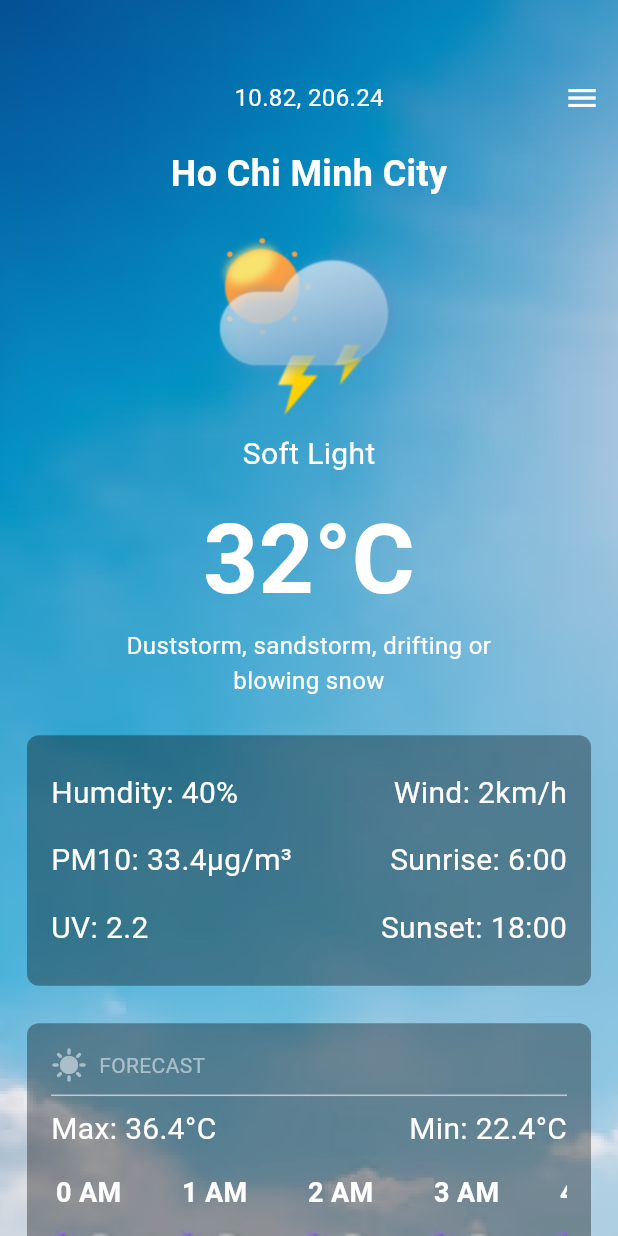
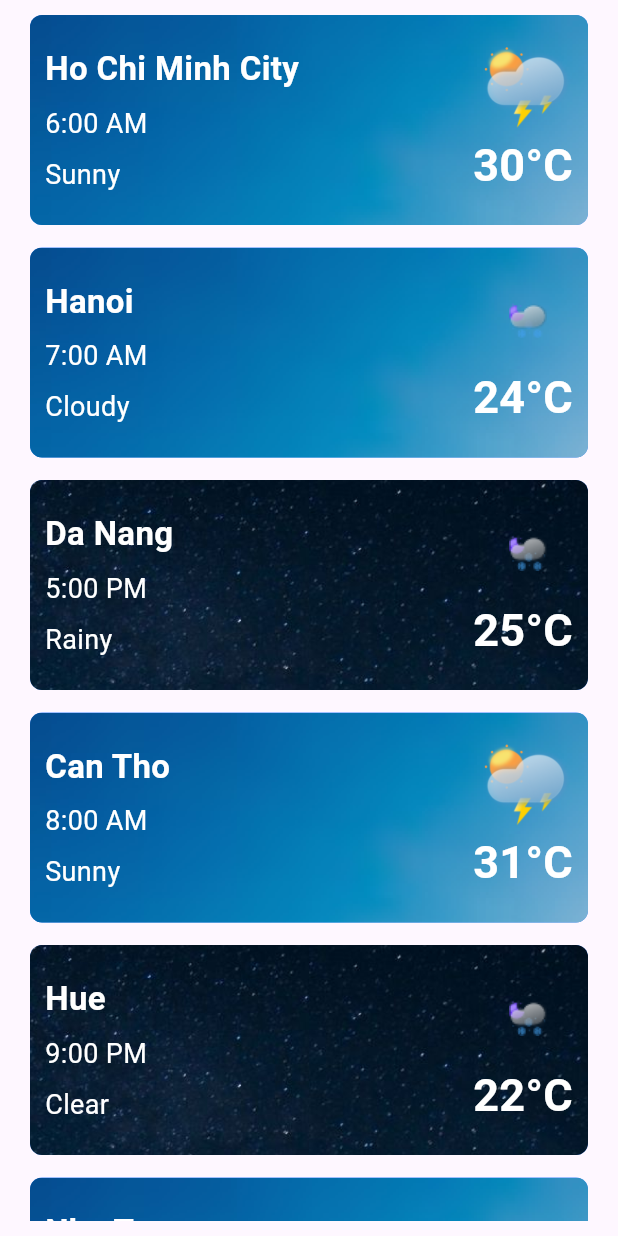
Before and after one commit to kanglee079/app-weather, a Flutter app: the screen it shows after launch, on a phone screen of 412 x 824 dp. Run offline on Flutter 3.47's test engine with Material 3 defaults, Android fonts, the phone set to English and light mode, and no system bars.

Commit message:
no message

```diff
--- /dev/null
+++ b/lib/models/weather_city.dart
@@ -0,0 +1,17 @@
+// ignore_for_file: public_member_api_docs, sort_constructors_first
+class WeatherCity {
+  String cityName;
+  String time;
+  String weather;
+  String temperature;
+  bool isSunny;
+  bool isLight;
+  WeatherCity({
+    required this.cityName,
+    required this.time,
+    required this.weather,
+    required this.temperature,
+    required this.isSunny,
+    required this.isLight,
+  });
+}
--- a/lib/my_app.dart
+++ b/lib/my_app.dart
@@ -1,13 +1,19 @@
-import 'package:bt_flutter/pages/weather_home_screen.dart';
 import 'package:flutter/material.dart';
+
+import 'pages/weather_list_page.dart';
 
 class MyApp extends StatelessWidget {
   const MyApp({super.key});
   @override
   Widget build(BuildContext context) {
-    return const MaterialApp(
-      home: WeatherHomeScreen(),
+    return MaterialApp(
+      home: const WeatherListPage(),
       debugShowCheckedModeBanner: false,
+      theme: ThemeData(
+        textTheme: const TextTheme(
+            // bodyMedium: TextStyle(color: Colors.white),
+            ),
+      ),
     );
   }
 }
--- /dev/null
+++ b/lib/pages/my_home_page.dart
@@ -0,0 +1,47 @@
+import 'dart:math';
+
+import 'package:flutter/material.dart';
+
+class MyHomePage extends StatefulWidget {
+  const MyHomePage({super.key});
+
+  @override
+  State<MyHomePage> createState() => _MyHomePageState();
+}
+
+class _MyHomePageState extends State<MyHomePage> {
+  int randomNumber = 0;
+  DateTime currentTime = DateTime.now();
+  @override
+  Widget build(BuildContext context) {
+    print("Build...");
+    return Scaffold(
+      body: Column(
+        mainAxisAlignment: MainAxisAlignment.center,
+        children: [
+          Text(
+            "Random Number: $randomNumber",
+            style: const TextStyle(fontSize: 30),
+          ),
+          const SizedBox(height: 15),
+          Text(
+            "Current Time: $currentTime",
+            style: const TextStyle(fontSize: 16),
+          ),
+          const SizedBox(height: 15),
+          Center(
+            child: ElevatedButton(
+              onPressed: () {
+                setState(() {
+                  randomNumber = Random().nextInt(11);
+                  currentTime = DateTime.now();
+                });
+              },
+              child: const Text('Click Me'),
+            ),
+          ),
+        ],
+      ),
+    );
+  }
+}
--- /dev/null
+++ b/lib/pages/weather_list_page.dart
@@ -0,0 +1,116 @@
+import 'package:flutter/material.dart';
+
+import '../models/weather_city.dart';
+import '../widgets/infor_weather_city_widget.dart';
+
+class WeatherListPage extends StatelessWidget {
+  const WeatherListPage({super.key});
+  @override
+  Widget build(BuildContext context) {
+    List<WeatherCity> mockWeatherCities = [
+      WeatherCity(
+        cityName: "Ho Chi Minh City",
+        time: "6:00 AM",
+        weather: "Sunny",
+        temperature: "30°C",
+        isSunny: true,
+        isLight: true,
+      ),
+      WeatherCity(
+        cityName: "Hanoi",
+        time: "7:00 AM",
+        weather: "Cloudy",
+        temperature: "24°C",
+        isSunny: false,
+        isLight: true,
+      ),
+      WeatherCity(
+        cityName: "Da Nang",
+        time: "5:00 PM",
+        weather: "Rainy",
+        temperature: "25°C",
+        isSunny: false,
+        isLight: false,
+      ),
+      WeatherCity(
+        cityName: "Can Tho",
+        time: "8:00 AM",
+        weather: "Sunny",
+        temperature: "31°C",
+        isSunny: true,
+        isLight: true,
+      ),
+      WeatherCity(
+        cityName: "Hue",
+        time: "9:00 PM",
+        weather: "Clear",
+        temperature: "22°C",
+        isSunny: false,
+        isLight: false,
+      ),
+      WeatherCity(
+        cityName: "Nha Trang",
+        time: "4:00 PM",
+        weather: "Windy",
+        temperature: "29°C",
+        isSunny: false,
+        isLight: true,
+      ),
+      WeatherCity(
+        cityName: "Phu Quoc",
+        time: "11:00 AM",
+        weather: "Stormy",
+        temperature: "28°C",
+        isSunny: false,
+        isLight: true,
+      ),
+      WeatherCity(
+        cityName: "Ha Long Bay",
+        time: "1:00 PM",
+        weather: "Foggy",
+        temperature: "23°C",
+        isSunny: false,
+        isLight: true,
+      ),
+      WeatherCity(
+        cityName: "Sapa",
+        time: "6:00 PM",
+        weather: "Cold",
+        temperature: "15°C",
+        isSunny: false,
+        isLight: false,
+      ),
+      WeatherCity(
+        cityName: "Vung Tau",
+        time: "10:00 AM",
+        weather: "Hot",
+        temperature: "32°C",
+        isSunny: true,
+        isLight: true,
+      ),
+    ];
+
+    return Scaffold(
+      body: Padding(
+        padding: const EdgeInsets.symmetric(horizontal: 20, vertical: 10),
+        child: ListView.separated(
+          separatorBuilder: (context, index) {
+            return const SizedBox(height: 15);
+          },
+          itemCount: mockWeatherCities.length,
+          itemBuilder: (context, index) {
+            WeatherCity weatherCity = mockWeatherCities[index];
+            return InforWeatherCityWidget(
+              cityName: weatherCity.cityName,
+              time: weatherCity.time,
+              weather: weatherCity.weather,
+              temperature: weatherCity.temperature,
+              isSunny: weatherCity.isSunny,
+              isLight: weatherCity.isLight,
+            );
+          },
+        ),
+      ),
+    );
+  }
+}
--- a/lib/widgets/app_bar_custom_widget.dart
+++ b/lib/widgets/app_bar_custom_widget.dart
@@ -26,7 +26,6 @@ class AppBarCustom extends StatelessWidget {
               style: const TextStyle(
                 fontSize: 16,
                 fontWeight: FontWeight.normal,
-                color: Colors.white,
               ),
             ),
           ),
--- a/lib/widgets/infor_default_weather_widget.dart
+++ b/lib/widgets/infor_default_weather_widget.dart
@@ -25,7 +25,6 @@ class InforDefaultWeatherWidget extends StatelessWidget {
           style: const TextStyle(
             fontSize: 24,
             fontWeight: FontWeight.bold,
-            color: Colors.white,
           ),
         ),
         const SizedBox(height: 25),
@@ -41,7 +40,6 @@ class InforDefaultWeatherWidget extends StatelessWidget {
           style: const TextStyle(
             fontSize: 20,
             fontWeight: FontWeight.normal,
-            color: Colors.white,
           ),
         ),
         const SizedBox(height: 10),
@@ -50,7 +48,6 @@ class InforDefaultWeatherWidget extends StatelessWidget {
           style: const TextStyle(
             fontSize: 64,
             fontWeight: FontWeight.bold,
-            color: Colors.white,
           ),
         ),
         SizedBox(
@@ -61,7 +58,6 @@ class InforDefaultWeatherWidget extends StatelessWidget {
             style: const TextStyle(
               fontSize: 16,
               fontWeight: FontWeight.normal,
-              color: Colors.white,
             ),
             maxLines: 2,
             overflow: TextOverflow.ellipsis,
--- a/lib/widgets/infor_detail_weather_widget.dart
+++ b/lib/widgets/infor_detail_weather_widget.dart
@@ -62,7 +62,6 @@ class InforDetailWeatherWidget extends StatelessWidget {
       child: Text(
         text,
         style: const TextStyle(
-          color: Colors.white,
           fontSize: 20,
         ),
         maxLines: 1,
--- a/lib/widgets/infor_forecast_weather_widget.dart
+++ b/lib/widgets/infor_forecast_weather_widget.dart
@@ -44,11 +44,11 @@ class InforForecastWeatherWidget extends StatelessWidget {
               children: [
                 Text(
                   "Max: $maxtemperature",
-                  style: const TextStyle(fontSize: 20, color: Colors.white),
+                  style: const TextStyle(fontSize: 20),
                 ),
                 Text(
                   "Min: $mintemperature",
-                  style: const TextStyle(fontSize: 20, color: Colors.white),
+                  style: const TextStyle(fontSize: 20),
                 ),
               ],
             ),
@@ -92,8 +92,7 @@ class HourItem extends StatelessWidget {
         children: [
           Text(
             hour,
-            style: const TextStyle(
-                fontSize: 18, color: Colors.white, fontWeight: FontWeight.bold),
+            style: const TextStyle(fontSize: 18, fontWeight: FontWeight.bold),
           ),
           const SizedBox(height: 10),
           Image.asset(
@@ -107,7 +106,6 @@ class HourItem extends StatelessWidget {
             temperature,
             style: const TextStyle(
               fontSize: 16,
-              color: Colors.white,
             ),
           ),
         ],
--- /dev/null
+++ b/lib/widgets/infor_weather_city_widget.dart
@@ -0,0 +1,98 @@
+// ignore_for_file: public_member_api_docs, sort_constructors_first
+import 'package:flutter/material.dart';
+
+class InforWeatherCityWidget extends StatelessWidget {
+  bool isSunny;
+  bool isLight;
+  String cityName;
+  String time;
+  String weather;
+  String temperature;
+
+  InforWeatherCityWidget({
+    Key? key,
+    required this.isSunny,
+    required this.cityName,
+    required this.isLight,
+    required this.time,
+    required this.weather,
+    required this.temperature,
+  }) : super(key: key);
+
+  @override
+  Widget build(BuildContext context) {
+    return Container(
+      width: double.infinity,
+      height: 140,
+      decoration: BoxDecoration(
+        color: Colors.blueAccent,
+        borderRadius: BorderRadius.circular(8),
+        image: DecorationImage(
+          image: AssetImage(
+            isLight ? "assets/bg/bg_light.png" : "assets/bg/bg-night.png",
+          ),
+          fit: BoxFit.cover,
+          alignment: Alignment.topCenter,
+        ),
+      ),
+      child: Padding(
+        padding: const EdgeInsets.symmetric(horizontal: 10, vertical: 10),
+        child: Row(
+          mainAxisAlignment: MainAxisAlignment.spaceBetween,
+          crossAxisAlignment: CrossAxisAlignment.center,
+          children: [
+            Column(
+              mainAxisSize: MainAxisSize.min,
+              crossAxisAlignment: CrossAxisAlignment.start,
+              children: [
+                Text(
+                  cityName,
+                  style: const TextStyle(
+                    color: Colors.white,
+                    fontSize: 22,
+                    fontWeight: FontWeight.bold,
+                  ),
+                ),
+                const SizedBox(height: 8),
+                Text(
+                  time,
+                  style: const TextStyle(
+                    color: Colors.white,
+                    fontSize: 18,
+                  ),
+                ),
+                const SizedBox(height: 8),
+                Text(
+                  weather,
+                  style: const TextStyle(
+                    color: Colors.white,
+                    fontSize: 18,
+                  ),
+                ),
+              ],
+            ),
+            Column(
+              mainAxisSize: MainAxisSize.min,
+              crossAxisAlignment: CrossAxisAlignment.end,
+              children: [
+                Image.asset(
+                  isSunny ? "assets/bg/weather1.png" : "assets/bg/weather2.png",
+                  width: 60,
+                  height: 60,
+                ),
+                Text(
+                  temperature,
+                  style: const TextStyle(
+                    color: Colors.white,
+                    fontSize: 30,
+                    fontWeight: FontWeight.bold,
+                  ),
+                ),
+              ],
+            )
+          ],
+        ),
+      ),
+    );
+  }
+}
```
Also changed, not shown: pubspec.lock, 3 other files.
